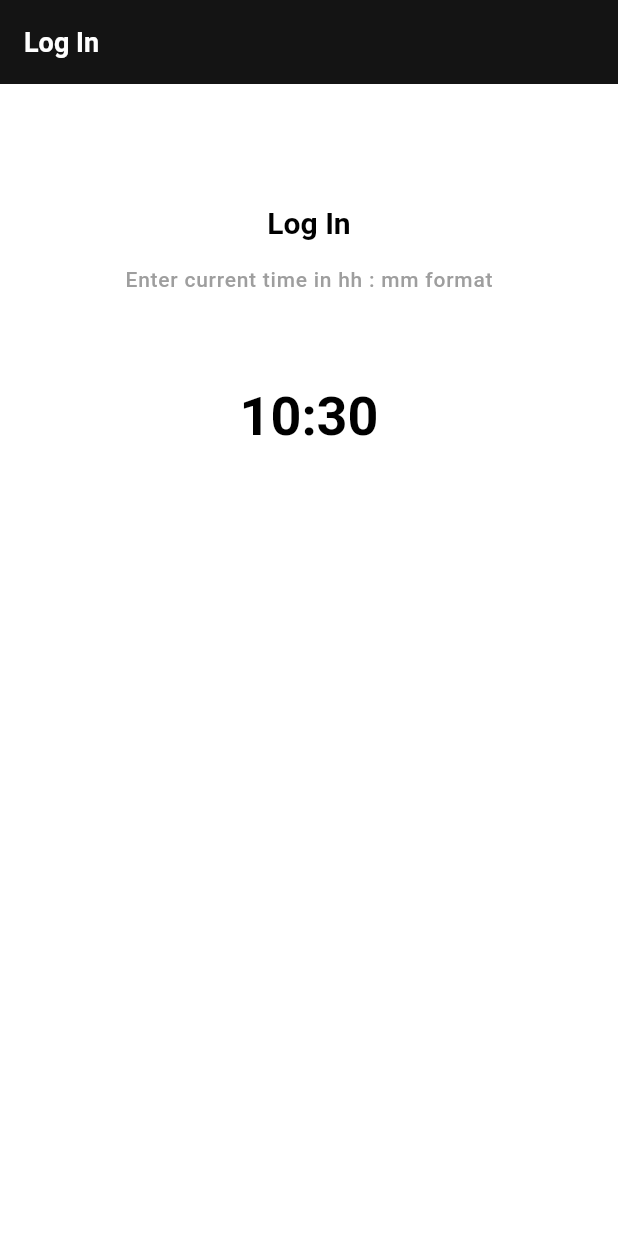
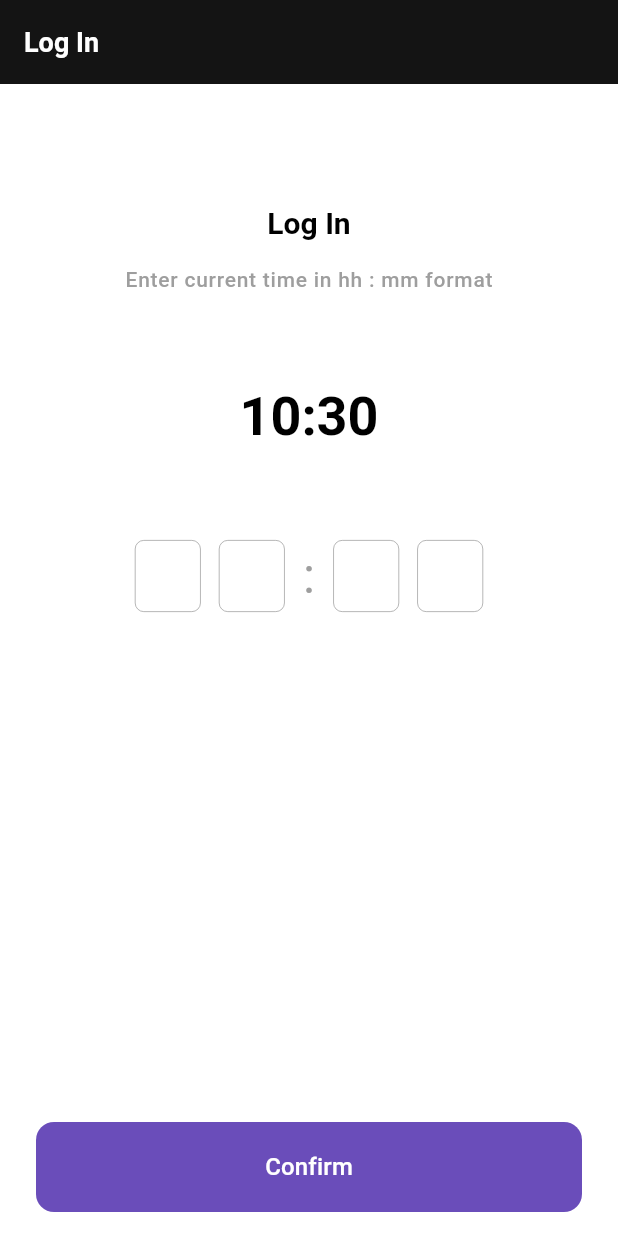
Before and after one commit to Artem-Neludimi/test_task_make_it, a Flutter app: the screen it shows after launch, on a phone screen of 412 x 824 dp. Run offline on Flutter 3.47's test engine with Material 3 defaults, Android fonts, the phone set to English and light mode, and no system bars; our stand-ins replace flutter_bloc, go_router.

Commit message:
time auth

```diff
--- /dev/null
+++ b/devtools_options.yaml
@@ -0,0 +1 @@
+extensions:
--- a/lib/core/navigation/app_router.dart
+++ b/lib/core/navigation/app_router.dart
@@ -1,6 +1,7 @@
 import 'package:flutter/material.dart';
 import 'package:go_router/go_router.dart';
-import 'package:test_task_make_it/features/auth/presentation/login_screen.dart';
+import 'package:test_task_make_it/features/auth/presentation/screens/login_screen.dart';
+import 'package:test_task_make_it/features/creating_notifications/presentation/screens/creating_notification_screen.dart';
 
 import '../../features/splash/splash_screen.dart';
 
@@ -19,12 +20,18 @@ final GoRouter router = GoRouter(
       path: AppRoute.login.path,
       builder: (context, state) => const LoginScreen(),
     ),
+    GoRoute(
+      parentNavigatorKey: _routerKey,
+      path: AppRoute.creatingNotification.path,
+      builder: (context, state) => const CreatingNotificationScreen(),
+    ),
   ],
 );
 
 enum AppRoute {
   splash('/'),
   login('/login'),
+  creatingNotification('/creating_notification'),
   ;
 
   const AppRoute(this.path);
--- a/lib/core/theme/theme.dart
+++ b/lib/core/theme/theme.dart
@@ -2,6 +2,7 @@ import 'package:flutter/material.dart';
 
 final themeData = ThemeData(
   colorScheme: _getColorScheme(),
+  textTheme: _getTextTheme(_getColorScheme()),
   appBarTheme: const AppBarTheme(
     elevation: 3,
     titleTextStyle: TextStyle(
@@ -10,7 +11,42 @@ final themeData = ThemeData(
       fontWeight: FontWeight.bold,
     ),
   ),
-  textTheme: _getTextTheme(_getColorScheme()),
+  textSelectionTheme: const TextSelectionThemeData(
+    cursorColor: Colors.black,
+  ),
+  elevatedButtonTheme: ElevatedButtonThemeData(
+    style: ElevatedButton.styleFrom(
+      foregroundColor: Colors.white,
+      backgroundColor: const Color.fromRGBO(106, 77, 186, 1),
+      elevation: 0,
+      shape: RoundedRectangleBorder(
+        borderRadius: BorderRadius.circular(12),
+      ),
+    ),
+  ),
+  inputDecorationTheme: const InputDecorationTheme(
+    contentPadding: EdgeInsets.symmetric(vertical: 6, horizontal: 4),
+    focusedBorder: OutlineInputBorder(
+      borderRadius: BorderRadius.all(Radius.circular(6)),
+      borderSide: BorderSide(color: Colors.grey, width: 0.5),
+    ),
+    errorBorder: OutlineInputBorder(
+      borderRadius: BorderRadius.all(Radius.circular(6)),
+      borderSide: BorderSide(color: Colors.grey, width: 0.5),
+    ),
+    focusedErrorBorder: OutlineInputBorder(
+      borderRadius: BorderRadius.all(Radius.circular(6)),
+      borderSide: BorderSide(color: Colors.grey, width: 0.5),
+    ),
+    enabledBorder: OutlineInputBorder(
+      borderRadius: BorderRadius.all(Radius.circular(6)),
+      borderSide: BorderSide(color: Colors.grey, width: 0.5),
+    ),
+    disabledBorder: OutlineInputBorder(
+      borderRadius: BorderRadius.all(Radius.circular(6)),
+      borderSide: BorderSide(color: Colors.grey, width: 0.5),
+    ),
+  ),
 );
 
 ColorScheme _getColorScheme() {
@@ -18,6 +54,8 @@ ColorScheme _getColorScheme() {
     primary: Colors.white,
     onPrimary: Colors.black,
     secondary: Colors.white,
+    tertiary: Colors.grey,
+    primaryContainer: Color.fromRGBO(243, 243, 243, 1),
   );
 }
 
--- /dev/null
+++ b/lib/features/auth/logic/auth/auth_bloc.dart
@@ -0,0 +1,26 @@
+import 'package:flutter_bloc/flutter_bloc.dart';
+import 'package:meta/meta.dart';
+import 'package:test_task_make_it/core/extensions/date_time_extensions.dart';
+
+part 'auth_event.dart';
+part 'auth_state.dart';
+
+class AuthBloc extends Bloc<AuthEvent, AuthState> {
+  AuthBloc() : super(const AuthNotPassed()) {
+    on<AuthEvent>(
+      (event, emit) => switch (event) {
+        AuthEventConfirm() => _onConfirm(event, emit),
+      },
+    );
+  }
+
+  Future<void> _onConfirm(AuthEventConfirm event, Emitter<AuthState> emit) async {
+    emit(const AuthLoading());
+    await Future<void>.delayed(const Duration(seconds: 1));
+    if (event.time == DateTime.now().stringHhMm) {
+      emit(const AuthPassed());
+    } else {
+      emit(const AuthNotConfirmed());
+    }
+  }
+}
--- /dev/null
+++ b/lib/features/auth/logic/auth/auth_event.dart
@@ -0,0 +1,12 @@
+part of 'auth_bloc.dart';
+
+@immutable
+sealed class AuthEvent {
+  const AuthEvent();
+}
+
+final class AuthEventConfirm extends AuthEvent {
+  const AuthEventConfirm(this.time);
+
+  final String time;
+}
--- /dev/null
+++ b/lib/features/auth/logic/auth/auth_state.dart
@@ -0,0 +1,22 @@
+part of 'auth_bloc.dart';
+
+@immutable
+sealed class AuthState {
+  const AuthState();
+}
+
+final class AuthNotPassed extends AuthState {
+  const AuthNotPassed();
+}
+
+final class AuthPassed extends AuthState {
+  const AuthPassed();
+}
+
+final class AuthNotConfirmed extends AuthState {
+  const AuthNotConfirmed();
+}
+
+final class AuthLoading extends AuthState {
+  const AuthLoading();
+}
--- /dev/null
+++ b/lib/features/auth/logic/auth_controllers/auth_controllers.dart
@@ -0,0 +1,56 @@
+import 'package:flutter/material.dart';
+
+class AuthControllers {
+  late BuildContext globalContext;
+
+  void init(BuildContext context) {
+    globalContext = context;
+  }
+
+  void dispose() {
+    controller1.dispose();
+    controller2.dispose();
+    controller3.dispose();
+    controller4.dispose();
+    focusNode1.dispose();
+    focusNode2.dispose();
+    focusNode3.dispose();
+    focusNode4.dispose();
+  }
+
+  String get time => '${controller1.text}${controller2.text}:${controller3.text}${controller4.text}';
+
+  final controller1 = TextEditingController();
+  final controller2 = TextEditingController();
+  final controller3 = TextEditingController();
+  final controller4 = TextEditingController();
+
+  final focusNode1 = FocusNode();
+  final focusNode2 = FocusNode();
+  final focusNode3 = FocusNode();
+  final focusNode4 = FocusNode();
+
+  void onChanged1(String value) {
+    if (value.isEmpty) return;
+    if (value.length > 1) controller1.text = value.substring(value.length - 1);
+    FocusScope.of(globalContext).requestFocus(focusNode2);
+  }
+
+  void onChanged2(String value) {
+    if (value.isEmpty) return FocusScope.of(globalContext).requestFocus(focusNode1);
+    if (value.length > 1) controller2.text = value.substring(value.length - 1);
+    FocusScope.of(globalContext).requestFocus(focusNode3);
+  }
+
+  void onChanged3(String value) {
+    if (value.isEmpty) return FocusScope.of(globalContext).requestFocus(focusNode2);
+    if (value.length > 1) controller3.text = value.substring(value.length - 1);
+    FocusScope.of(globalContext).requestFocus(focusNode4);
+  }
+
+  void onChanged4(String value) {
+    if (value.isEmpty) return FocusScope.of(globalContext).requestFocus(focusNode3);
+    if (value.length > 1) controller4.text = value.substring(value.length - 1);
+    FocusScope.of(globalContext).unfocus();
+  }
+}
--- a/lib/features/auth/logic/auth_timer/auth_timer_bloc.dart
+++ b/lib/features/auth/logic/auth_timer/auth_timer_bloc.dart
@@ -3,11 +3,12 @@ import 'dart:async';
 import 'package:meta/meta.dart';
 
 import 'package:flutter_bloc/flutter_bloc.dart';
+import 'package:test_task_make_it/core/extensions/date_time_extensions.dart';
 
 part 'auth_timer_event.dart';
 
 class AuthTimerBloc extends Bloc<AuthTimerEvent, String> {
-  AuthTimerBloc() : super('${DateTime.now().hour}:${DateTime.now().minute}') {
+  AuthTimerBloc() : super(DateTime.now().stringHhMm) {
     on<AuthTimerEvent>(
       (event, emit) => switch (event) {
         AuthTimerEventStart() => _onTimerStart(emit),
@@ -15,13 +16,13 @@ class AuthTimerBloc extends Bloc<AuthTimerEvent, String> {
     );
   }
 
-  final Stream<DateTime> _timer = Stream.periodic(const Duration(milliseconds: 250), (i) {
+  final Stream<DateTime> _timer = Stream.periodic(const Duration(milliseconds: 250), (_) {
     return DateTime.now();
   });
 
   Future<void> _onTimerStart(Emitter<String> emit) async {
     await emit.forEach(_timer, onData: (data) {
-      return '${data.hour}:${data.minute}';
+      return DateTime.now().stringHhMm;
     });
   }
 }
--- a/lib/features/auth/presentation/login_screen.dart
+++ /dev/null
@@ -1,69 +0,0 @@
-import 'package:flutter/material.dart';
-import 'package:flutter_bloc/flutter_bloc.dart';
-import 'package:test_task_make_it/core/extensions/context_extensions.dart';
-import 'package:test_task_make_it/core/extensions/string_extensions.dart';
-import 'package:test_task_make_it/features/auth/logic/auth_timer/auth_timer_bloc.dart';
-
-class LoginScreen extends StatelessWidget {
-  const LoginScreen({super.key});
-
-  @override
-  Widget build(BuildContext context) {
-    return BlocProvider(
-      create: (context) => AuthTimerBloc(),
-      child: Scaffold(
-        appBar: AppBar(
-          backgroundColor: Theme.of(context).colorScheme.inversePrimary,
-          title: Text('Log In'.hardcoded()),
-        ),
-        body: const _Body(),
-      ),
-    );
-  }
-}
-
-class _Body extends StatelessWidget {
-  const _Body({
-    super.key,
-  });
-
-  @override
-  Widget build(BuildContext context) {
-    return Center(
-      child: Column(
-        children: [
-          const SizedBox(height: 80),
-          Text('Log In'.hardcoded(), style: context.textTheme.titleLarge),
-          const SizedBox(height: 16),
-          Text('Enter current time in hh : mm format'.hardcoded(), style: context.textTheme.labelMedium),
-          const SizedBox(height: 60),
-          const _CurrentTime()
-        ],
-      ),
-    );
-  }
-}
-
-class _CurrentTime extends StatefulWidget {
-  const _CurrentTime();
-
-  @override
-  State<_CurrentTime> createState() => _CurrentTimeState();
-}
-
-class _CurrentTimeState extends State<_CurrentTime> {
-  @override
-  void initState() {
-    context.read<AuthTimerBloc>().add(const AuthTimerEventStart());
-    super.initState();
-  }
-
-  @override
-  Widget build(BuildContext context) {
-    return BlocBuilder<AuthTimerBloc, String>(
-      builder: (context, state) {
-        return Text(state, style: context.textTheme.displaySmall);
-      },
-    );
-  }
-}
--- /dev/null
+++ b/lib/features/auth/presentation/screens/login_screen.dart
@@ -0,0 +1,196 @@
+import 'package:flutter/material.dart';
+import 'package:flutter_bloc/flutter_bloc.dart';
+import 'package:provider/provider.dart';
+import 'package:test_task_make_it/core/extensions/context_extensions.dart';
+import 'package:test_task_make_it/core/extensions/string_extensions.dart';
+import 'package:test_task_make_it/features/auth/logic/auth/auth_bloc.dart';
+import 'package:test_task_make_it/features/auth/logic/auth_controllers/auth_controllers.dart';
+import 'package:test_task_make_it/features/auth/logic/auth_timer/auth_timer_bloc.dart';
+import 'package:test_task_make_it/features/auth/presentation/widgets/time_field_item.dart';
+
+import '../../../../core/navigation/app_router.dart';
+
+class LoginScreen extends StatelessWidget {
+  const LoginScreen({super.key});
+
+  @override
+  Widget build(BuildContext context) {
+    final systemBottomsHeight = MediaQuery.paddingOf(context).bottom;
+
+    return MultiBlocProvider(
+      providers: [
+        BlocProvider(
+          create: (_) => AuthTimerBloc(),
+        ),
+        Provider(
+          create: (_) => AuthControllers(),
+          dispose: (_, value) => value.dispose(),
+        )
+      ],
+      child: BlocListener<AuthBloc, AuthState>(
+        listener: (context, state) {
+          if (state is AuthPassed) {
+            AppRoute.creatingNotification.go(context);
+          }
+          if (state is AuthNotConfirmed) {
+            context.showSnackBar('The time is wrong. Try again.'.hardcoded());
+          }
+        },
+        child: Column(
+          children: [
+            Expanded(
+              child: Scaffold(
+                appBar: AppBar(
+                  backgroundColor: Theme.of(context).colorScheme.inversePrimary,
+                  title: Text('Log In'.hardcoded()),
+                ),
+                body: const _Body(),
+              ),
+            ),
+            _ConfirmButton(systemBottomsHeight),
+          ],
+        ),
+      ),
+    );
+  }
+}
+
+class _ConfirmButton extends StatelessWidget {
+  const _ConfirmButton(this.systemBottomsHeight);
+
+  final double systemBottomsHeight;
+
+  @override
+  Widget build(BuildContext context) {
+    final controllers = context.read<AuthControllers>();
+    return Material(
+      child: Container(
+        margin: EdgeInsets.fromLTRB(
+          24,
+          16,
+          24,
+          systemBottomsHeight + 16,
+        ),
+        height: 60,
+        width: double.infinity,
+        child: ElevatedButton(
+          onPressed: () {
+            context.read<AuthBloc>().add(AuthEventConfirm(controllers.time));
+          },
+          child: BlocSelector<AuthBloc, AuthState, bool>(
+            selector: (state) {
+              return state is AuthLoading;
+            },
+            builder: (context, state) {
+              if (state) {
+                return const CircularProgressIndicator.adaptive(
+                  backgroundColor: Colors.white,
+                );
+              }
+              return Text('Confirm'.hardcoded());
+            },
+          ),
+        ),
+      ),
+    );
+  }
+}
+
+class _Body extends StatefulWidget {
+  const _Body();
+
+  @override
+  State<_Body> createState() => _BodyState();
+}
+
+class _BodyState extends State<_Body> {
+  @override
+  void initState() {
+    context.read<AuthTimerBloc>().add(const AuthTimerEventStart());
+    context.read<AuthControllers>().init(context);
+    super.initState();
+  }
+
+  @override
+  Widget build(BuildContext context) {
+    return Padding(
+      padding: const EdgeInsets.symmetric(horizontal: 16),
+      child: SingleChildScrollView(
+        child: Center(
+          child: Column(
+            children: [
+              const SizedBox(height: 80),
+              Text('Log In'.hardcoded(), style: context.textTheme.titleLarge),
+              const SizedBox(height: 16),
+              Text('Enter current time in hh : mm format'.hardcoded(), style: context.textTheme.labelMedium),
+              const SizedBox(height: 60),
+              const _CurrentTime(),
+              const SizedBox(height: 60),
+              const _TimeField()
+            ],
+          ),
+        ),
+      ),
+    );
+  }
+}
+
+class _TimeField extends StatelessWidget {
+  const _TimeField();
+
+  @override
+  Widget build(BuildContext context) {
+    final controllers = context.read<AuthControllers>();
+
+    return Row(
+      mainAxisAlignment: MainAxisAlignment.center,
+      crossAxisAlignment: CrossAxisAlignment.start,
+      children: [
+        TimeFieldItem(
+          controller: controllers.controller1,
+          focusNode: controllers.focusNode1,
+          onChanged: controllers.onChanged1,
+        ),
+        const SizedBox(width: 12),
+        TimeFieldItem(
+          controller: controllers.controller2,
+          focusNode: controllers.focusNode2,
+          onChanged: controllers.onChanged2,
+        ),
+        const SizedBox(width: 12),
+        Text(
+          ':',
+          style: TextStyle(
+            color: Theme.of(context).colorScheme.tertiary,
+            fontSize: 33,
+          ),
+        ),
+        const SizedBox(width: 12),
+        TimeFieldItem(
+          controller: controllers.controller3,
+          focusNode: controllers.focusNode3,
+          onChanged: controllers.onChanged3,
+        ),
+        const SizedBox(width: 12),
+        TimeFieldItem(
+          controller: controllers.controller4,
+          focusNode: controllers.focusNode4,
+          onChanged: controllers.onChanged4,
+        ),
+      ],
+    );
+  }
+}
+
+class _CurrentTime extends StatelessWidget {
+  const _CurrentTime();
+
+  @override
+  Widget build(BuildContext context) {
+    return BlocBuilder<AuthTimerBloc, String>(
+      builder: (context, state) {
+        return Text(state, style: context.textTheme.displaySmall);
+      },
+    );
+  }
+}
--- /dev/null
+++ b/lib/features/auth/presentation/widgets/time_field_item.dart
@@ -0,0 +1,38 @@
+import 'package:flutter/material.dart';
+import 'package:flutter/services.dart';
+
+class TimeFieldItem extends StatelessWidget {
+  const TimeFieldItem({
+    super.key,
+    required this.controller,
+    required this.focusNode,
+    required this.onChanged,
+  });
+
+  final TextEditingController controller;
+  final FocusNode focusNode;
+  final Function(String) onChanged;
+
+  @override
+  Widget build(BuildContext context) {
+    return SizedBox(
+      height: 52,
+      width: 44,
+      child: TextField(
+        controller: controller,
+        focusNode: focusNode,
+        textAlign: TextAlign.center,
+        onTapOutside: (_) => FocusManager.instance.primaryFocus?.unfocus(),
+        onChanged: onChanged,
+        keyboardType: TextInputType.number,
+        inputFormatters: [FilteringTextInputFormatter.digitsOnly],
+        onTap: () {
+          final text = controller.text;
+          controller.value = controller.value.copyWith(
+            selection: TextSelection.collapsed(offset: text.length),
+          );
+        },
+      ),
+    );
+  }
+}
--- a/lib/main.dart
+++ b/lib/main.dart
@@ -1,6 +1,8 @@
 import 'package:flutter/material.dart';
+import 'package:flutter_bloc/flutter_bloc.dart';
 
 import 'package:test_task_make_it/core/navigation/app_router.dart';
+import 'package:test_task_make_it/features/auth/logic/auth/auth_bloc.dart';
 
 import 'core/theme/theme.dart';
 
@@ -14,10 +16,13 @@ class MyApp extends StatelessWidget {
 
   @override
   Widget build(BuildContext context) {
-    return MaterialApp.router(
-      debugShowCheckedModeBanner: false,
-      theme: themeData,
-      routerConfig: router,
+    return BlocProvider(
+      create: (context) => AuthBloc(),
+      child: MaterialApp.router(
+        debugShowCheckedModeBanner: false,
+        theme: themeData,
+        routerConfig: router,
+      ),
     );
   }
 }
--- a/pubspec.yaml
+++ b/pubspec.yaml
@@ -38,6 +38,7 @@ dependencies:
   go_router: ^13.0.1
   flutter_bloc: ^8.1.3
   meta: ^1.10.0
+  provider: ^6.1.1
 
 dev_dependencies:
   flutter_test:
```
Also changed, not shown: lib/core/extensions/context_extensions.dart (+23 -0 lines), lib/core/extensions/date_time_extensions.dart (added, +7 -0 lines), lib/features/creating_notifications/presentation/screens/creating_notification_screen.dart (added, +10 -0 lines), pubspec.lock.
